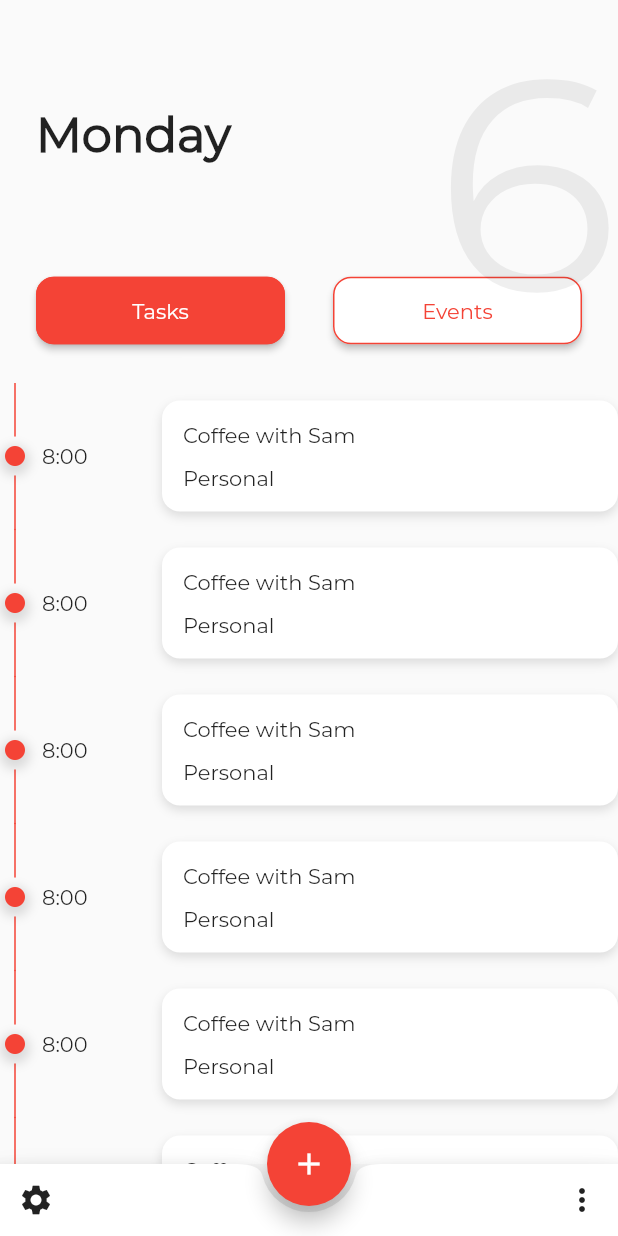
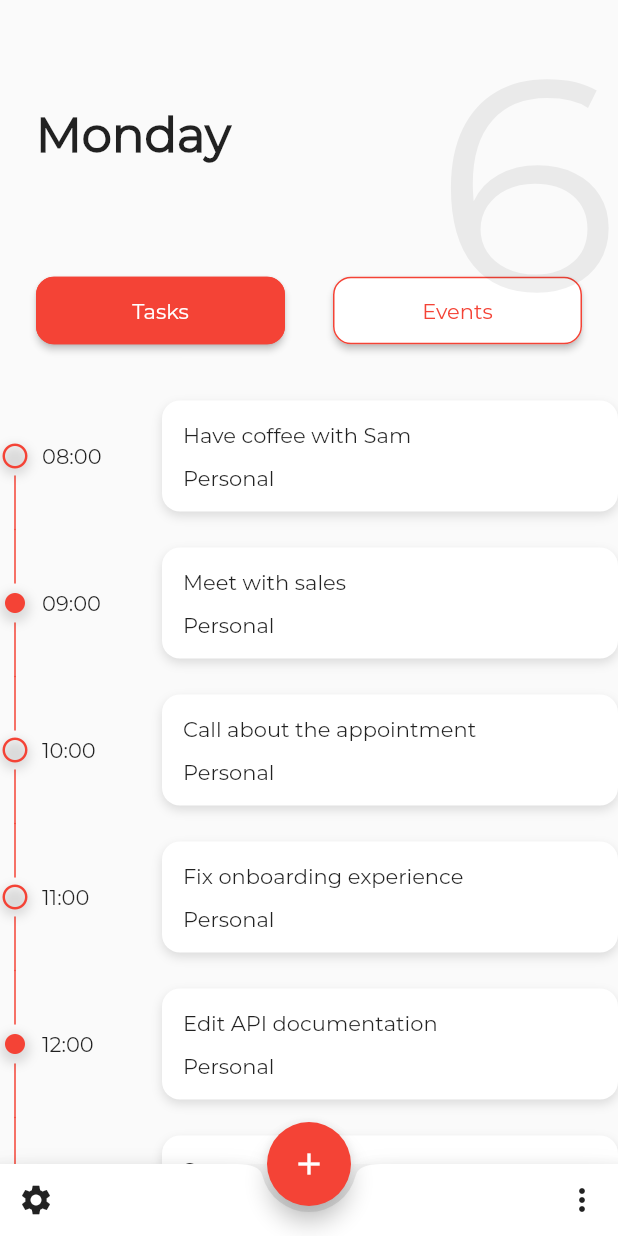
Before and after one commit to lucsbasto/todo-app, a Flutter app: the screen it shows after launch, on a phone screen of 412 x 824 dp. Run offline on Flutter 3.47's test engine with Material 2 defaults, Android fonts, the phone set to English and light mode, and no system bars.

Commit message:
adicionando array para buscar os dados de evento

```diff
--- a/lib/main.dart
+++ b/lib/main.dart
@@ -1,7 +1,6 @@
 import 'package:flutter/material.dart';
 import 'package:todo_app/pages/event_page.dart';
 import 'package:todo_app/pages/task_page.dart';
-import 'package:todo_app/pages/event_page.dart';
 
 void main() => runApp(MyApp());
 
--- a/lib/pages/event_page.dart
+++ b/lib/pages/event_page.dart
@@ -6,10 +6,29 @@ class EventPage extends StatefulWidget {
   _EventPageState createState() => _EventPageState();
 }
 
+class Event {
+  final String time;
+  final String task;
+  final String description;
+  final bool isFinish;
+
+  const Event(this.time, this.task, this.description, this.isFinish);
+}
+
+final List<Event> _event_list = [
+  new Event("08:00", "Have coffee with Sam", "Personal", false),
+  new Event("09:00", "Meet with sales", "Personal", true),
+  new Event("10:00", "Call about the appointment", "Personal", false),
+  new Event("11:00", "Fix onboarding experience", "Personal", false),
+  new Event("12:00", "Edit API documentation", "Personal", true),
+  new Event("13:00", "Setup user focus group", "Personal", false),
+];
+
 class _EventPageState extends State<EventPage> {
   @override
   Widget build(BuildContext context) {
     return ListView.builder(
+      itemCount: _event_list.length,
       padding: const EdgeInsets.all(0),
       itemBuilder: (context, index) {
         double iconSize = 20;
@@ -19,8 +38,8 @@ class _EventPageState extends State<EventPage> {
               decoration: IconDecoration(
                 iconSize: iconSize,
                 lineWidth: 1,
-                firstData: false,
-                lastData: false,
+                firstData: index == 0 ?? false,
+                lastData: index == _event_list.length - 1 ?? false,
               ),
               child: Container(
                 decoration: BoxDecoration(
@@ -31,13 +50,17 @@ class _EventPageState extends State<EventPage> {
                           color: Color(0x20000000),
                           blurRadius: 5),
                     ]),
-                child: Icon(Icons.fiber_manual_record,
-                    size: 20, color: Theme.of(context).accentColor),
+                child: Icon(
+                    _event_list[index].isFinish
+                        ? Icons.fiber_manual_record
+                        : Icons.radio_button_unchecked,
+                    size: 20,
+                    color: Theme.of(context).accentColor),
               ),
             ),
             Padding(
               padding: const EdgeInsets.only(left: 8.0),
-              child: Container(width: 80, child: Text("8:00")),
+              child: Container(width: 80, child: Text(_event_list[index].time)),
             ),
             Expanded(
               child: Padding(
@@ -57,11 +80,11 @@ class _EventPageState extends State<EventPage> {
                   child: Column(
                     crossAxisAlignment: CrossAxisAlignment.start,
                     children: <Widget>[
-                      Text("Coffee with Sam"),
+                      Text(_event_list[index].task),
                       SizedBox(
                         height: 12,
                       ),
-                      Text("Personal")
+                      Text(_event_list[index].description)
                     ],
                   ),
                 ),
```
